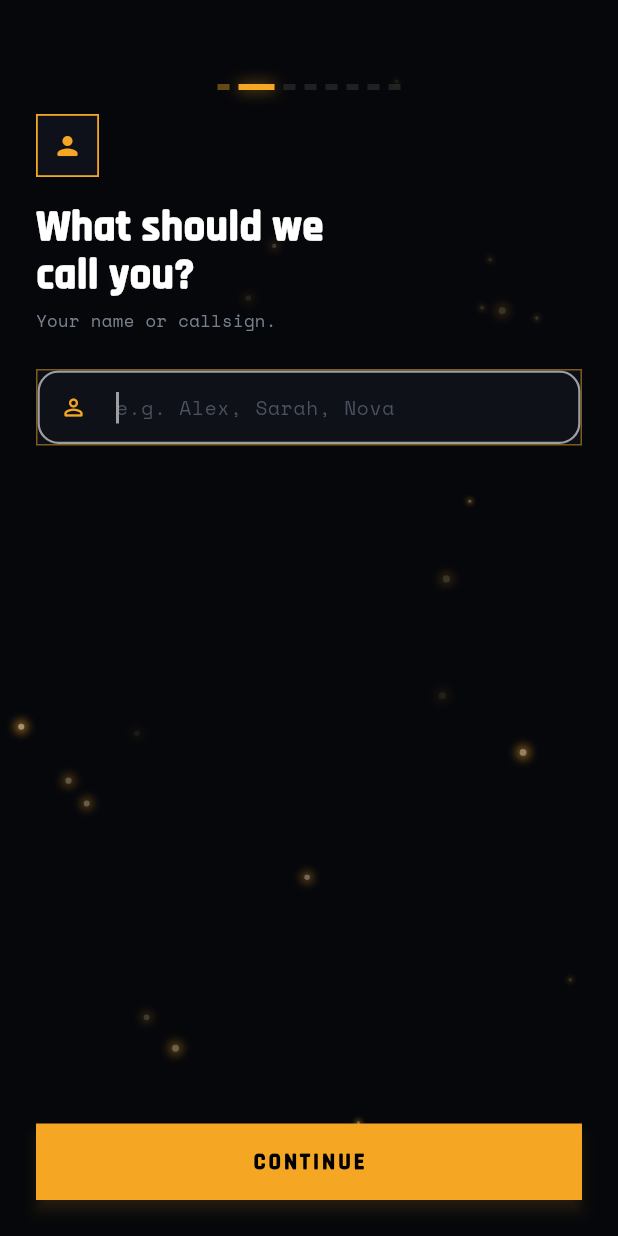
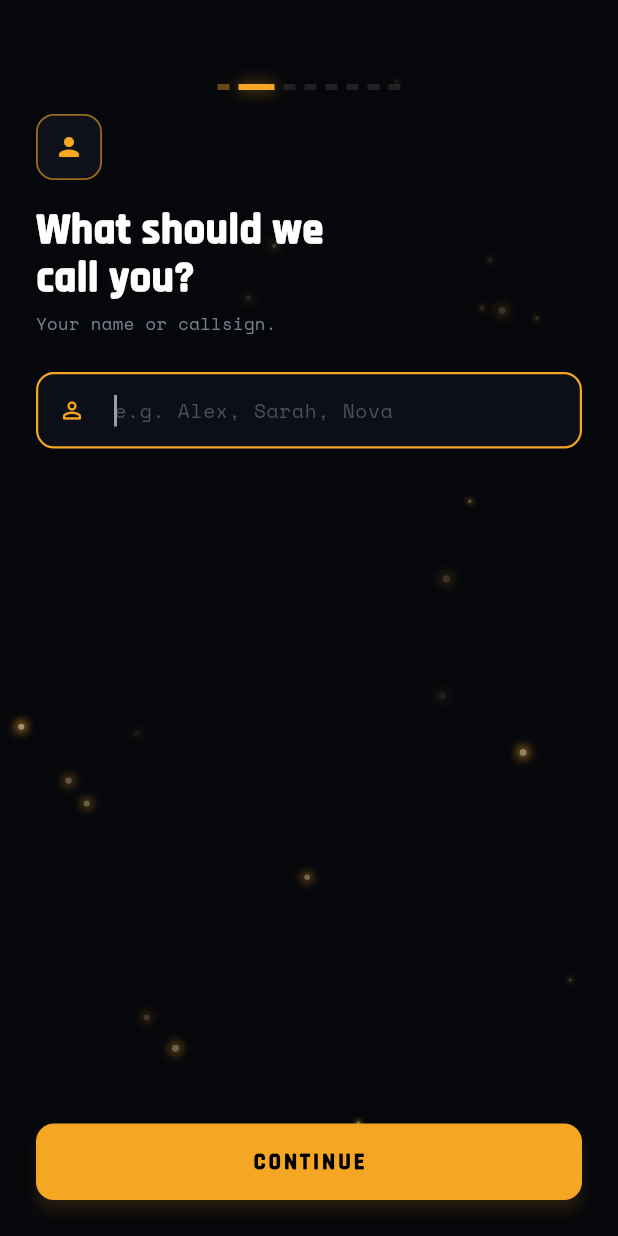
Before and after one commit to Knecrow/Aumbra, a Flutter app: the screen it shows after launch, swiped to page 2, on a phone screen of 412 x 824 dp. Run offline on Flutter 3.47's test engine with Material 3 defaults, Android fonts, the phone set to English and light mode, and no system bars; our stand-ins replace cloud_firestore, firebase_auth, firebase_core, fl_chart, google_fonts, google_sign_in and 2 more; accounts and stored records are empty.

Commit message:
fix(ui): eliminate clashing nested square/round borders on onboarding input boxes and unify corner styling

```diff
--- a/lib/presentation/screens/onboarding/onboarding_screen.dart
+++ b/lib/presentation/screens/onboarding/onboarding_screen.dart
@@ -425,6 +425,7 @@ class _OnboardingScreenState extends State<OnboardingScreen>
                 color: isSelected
                     ? _kAccent.withValues(alpha: 0.12)
                     : const Color(0xFF0C0F17),
+                borderRadius: BorderRadius.circular(12),
                 border: Border.all(
                   color: isSelected ? _kAccent : Colors.white.withValues(alpha: 0.08),
                   width: isSelected ? 1.4 : 0.8,
@@ -493,6 +494,7 @@ class _OnboardingScreenState extends State<OnboardingScreen>
                         color: _hasComputer
                             ? _kAccent.withValues(alpha: 0.12)
                             : const Color(0xFF0C0F17),
+                        borderRadius: BorderRadius.circular(12),
                         border: Border.all(
                           color: _hasComputer ? _kAccent : Colors.white.withValues(alpha: 0.08),
                           width: _hasComputer ? 1.4 : 0.8,
@@ -531,6 +533,7 @@ class _OnboardingScreenState extends State<OnboardingScreen>
                         color: !_hasComputer
                             ? _kAccent.withValues(alpha: 0.12)
                             : const Color(0xFF0C0F17),
+                        borderRadius: BorderRadius.circular(12),
                         border: Border.all(
                           color: !_hasComputer ? _kAccent : Colors.white.withValues(alpha: 0.08),
                           width: !_hasComputer ? 1.4 : 0.8,
@@ -573,22 +576,29 @@ class _OnboardingScreenState extends State<OnboardingScreen>
           crossAxisAlignment: CrossAxisAlignment.start,
           children: [
             // Key field
-            Container(
-              decoration: BoxDecoration(
-                color: const Color(0xFF0C0F17),
-                border: Border.all(color: _kAccent.withValues(alpha: 0.5), width: 1.0),
-              ),
-              child: TextField(
+            TextField(
               controller: _apiKeyController,
               obscureText: true,
               style: GoogleFonts.spaceMono(color: Colors.white, fontSize: 13),
-                decoration: const InputDecoration(
+              decoration: InputDecoration(
+                filled: true,
+                fillColor: const Color(0xFF0C0F17),
                 hintText: 'AIzaSy...',
-                  hintStyle: TextStyle(color: AppColors.darkDimText),
-                  prefixIcon: Icon(Icons.key_outlined, color: _kAccent, size: 18),
-                  border: InputBorder.none,
-                  contentPadding: EdgeInsets.symmetric(horizontal: 16, vertical: 14),
+                hintStyle: const TextStyle(color: AppColors.darkDimText),
+                prefixIcon: const Icon(Icons.key_outlined, color: _kAccent, size: 18),
+                enabledBorder: OutlineInputBorder(
+                  borderRadius: BorderRadius.circular(12),
+                  borderSide: BorderSide(color: _kAccent.withValues(alpha: 0.45), width: 1.0),
                 ),
+                focusedBorder: OutlineInputBorder(
+                  borderRadius: BorderRadius.circular(12),
+                  borderSide: const BorderSide(color: _kAccent, width: 1.5),
+                ),
+                border: OutlineInputBorder(
+                  borderRadius: BorderRadius.circular(12),
+                  borderSide: BorderSide(color: _kAccent.withValues(alpha: 0.45), width: 1.0),
+                ),
+                contentPadding: const EdgeInsets.symmetric(horizontal: 16, vertical: 14),
               ),
             ),
             const SizedBox(height: 12),
@@ -681,11 +691,12 @@ class _OnboardingScreenState extends State<OnboardingScreen>
             children: [
               // Icon badge
               Container(
-                width: 42,
-                height: 42,
+                width: 44,
+                height: 44,
                 decoration: BoxDecoration(
                   color: const Color(0xFF0E111A),
-                  border: Border.all(color: _kAccent, width: 1.2),
+                  borderRadius: BorderRadius.circular(12),
+                  border: Border.all(color: _kAccent.withValues(alpha: 0.6), width: 1.2),
                 ),
                 child: Center(
                   child: Icon(icon, color: _kAccent, size: 20),
@@ -738,24 +749,31 @@ class _OnboardingScreenState extends State<OnboardingScreen>
     int maxLines = 1,
     TextCapitalization capitalization = TextCapitalization.none,
   }) {
-    return Container(
-      decoration: BoxDecoration(
-        color: const Color(0xFF0C0F17),
-        border: Border.all(color: _kAccent.withValues(alpha: 0.5), width: 1.0),
-      ),
-      child: TextField(
+    return TextField(
       controller: controller,
       autofocus: true,
       maxLines: maxLines,
       textCapitalization: capitalization,
       style: const TextStyle(color: Colors.white, fontSize: 15),
       decoration: InputDecoration(
+        filled: true,
+        fillColor: const Color(0xFF0C0F17),
         hintText: hint,
         hintStyle: GoogleFonts.spaceMono(color: AppColors.darkDimText, fontSize: 13),
         prefixIcon: Icon(icon, color: _kAccent, size: 18),
-          border: InputBorder.none,
-          contentPadding: const EdgeInsets.symmetric(horizontal: 16, vertical: 14),
+        enabledBorder: OutlineInputBorder(
+          borderRadius: BorderRadius.circular(12),
+          borderSide: BorderSide(color: _kAccent.withValues(alpha: 0.45), width: 1.0),
         ),
+        focusedBorder: OutlineInputBorder(
+          borderRadius: BorderRadius.circular(12),
+          borderSide: const BorderSide(color: _kAccent, width: 1.5),
+        ),
+        border: OutlineInputBorder(
+          borderRadius: BorderRadius.circular(12),
+          borderSide: BorderSide(color: _kAccent.withValues(alpha: 0.45), width: 1.0),
+        ),
+        contentPadding: const EdgeInsets.symmetric(horizontal: 16, vertical: 15),
       ),
     );
   }
@@ -772,7 +790,7 @@ class _OnboardingScreenState extends State<OnboardingScreen>
           padding: const EdgeInsets.all(16),
           elevation: 4,
           shadowColor: _kAccent.withValues(alpha: 0.3),
-          shape: const RoundedRectangleBorder(borderRadius: BorderRadius.zero),
+          shape: RoundedRectangleBorder(borderRadius: BorderRadius.circular(12)),
         ),
         child: Text(
           label,
```
Lines whose indentation alone changed are shown as unchanged.
